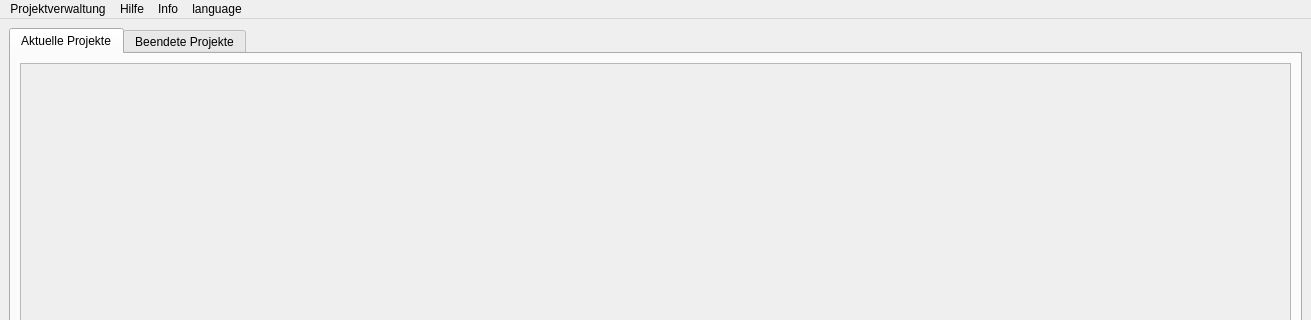
The window that forms/mainwindow.ui (ntropy83/tu2) describes before a commit, drawn with Qt 5; both pictures show x 0 to 1311 and y 0 to 320 of the 1311 by 722 pixel window.
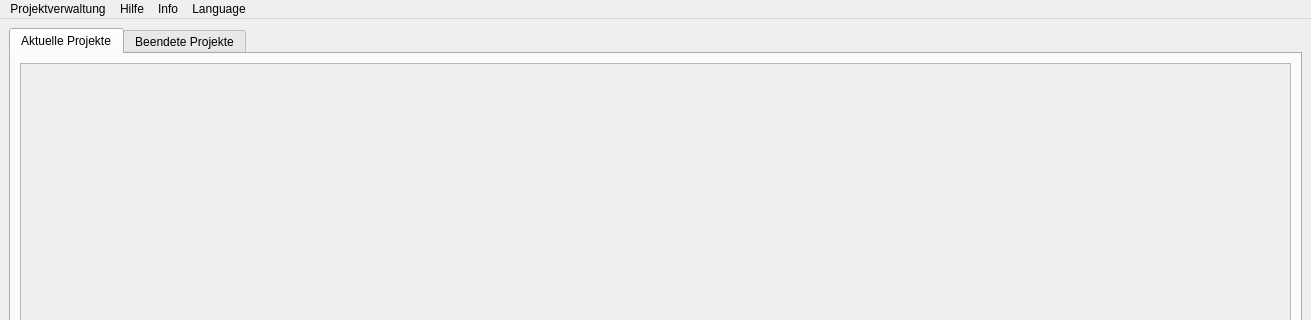
The same window after the commit.

```diff
--- a/forms/mainwindow.ui
+++ b/forms/mainwindow.ui
@@ -114,7 +114,7 @@
      <x>0</x>
      <y>0</y>
      <width>1311</width>
-     <height>34</height>
+     <height>21</height>
     </rect>
    </property>
    <widget class="QMenu" name="menuDatei">
@@ -140,7 +140,7 @@
    </widget>
    <widget class="QMenu" name="menuLanguage">
     <property name="title">
-     <string>language</string>
+     <string>Language</string>
     </property>
    </widget>
    <addaction name="menuDatei"/>
```
